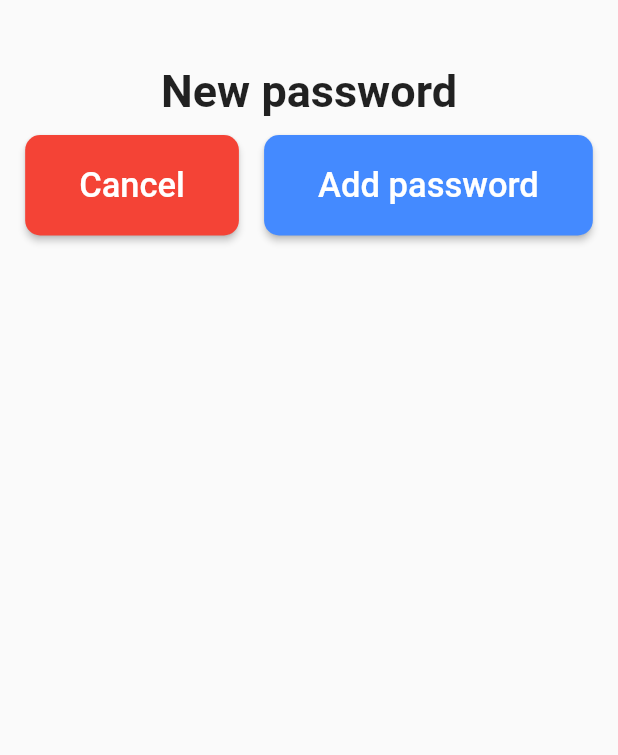
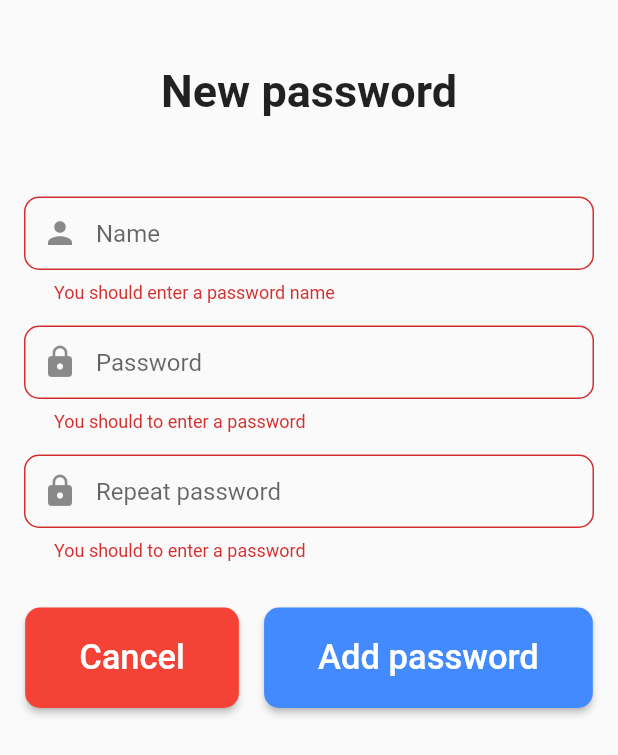
Before and after one commit to hugo-piedanna/Mnemosyne, a Flutter app: the addpass screen opened directly, after a tap on "Add password", on a phone screen of 412 x 824 dp. Shown: the top 755 px of the screen. Run offline on Flutter 3.47's test engine with Material 2 defaults, Android fonts, the light colour scheme and no system bars; our stand-ins replace rive; missing offline and left inert: rive_splash_screen, transition.

Commit message:
Updating design

```diff
--- a/lib/addPassword.dart
+++ b/lib/addPassword.dart
@@ -1,5 +1,6 @@
 import 'package:flutter/material.dart';
 import 'package:mnemosyne/main.dart';
+import 'package:rive/rive.dart';
 import 'package:transition/transition.dart';
 
 import 'index.dart';
@@ -12,6 +13,13 @@ class addpass extends StatefulWidget {
 }
 
 class _addpass extends State<addpass> {
+  final _formKey = GlobalKey<FormState>();
+
+  final TextEditingController passwordController = new TextEditingController();
+  final TextEditingController passwordRepeatController =
+      new TextEditingController();
+  final TextEditingController nameController = new TextEditingController();
+
   @override
   Widget build(BuildContext context) {
     return Scaffold(
@@ -23,6 +31,27 @@ class _addpass extends State<addpass> {
                 "New password",
                 style: TextStyle(
                     fontSize: 30, height: 3, fontWeight: FontWeight.bold),
+              ),
+              Form(
+                key: _formKey,
+                child: Padding(
+                  padding: const EdgeInsets.all(16.0),
+                  child: Column(
+                    mainAxisAlignment: MainAxisAlignment.center,
+                    crossAxisAlignment: CrossAxisAlignment.center,
+                    children: [
+                      const SizedBox(height: 25),
+                      namePassword(),
+                      const SizedBox(height: 15),
+                      passwordField(passwordRepeatController.text, "Password",
+                          passwordController),
+                      const SizedBox(height: 15),
+                      passwordField(passwordController.text, "Repeat password",
+                          passwordRepeatController),
+                      const SizedBox(height: 15)
+                    ],
+                  ),
+                ),
               ),
               Row(
                 mainAxisAlignment: MainAxisAlignment.spaceEvenly,
@@ -49,7 +78,12 @@ class _addpass extends State<addpass> {
                     color: Colors.blueAccent,
                     shape: RoundedRectangleBorder(
                         borderRadius: BorderRadius.circular(10)),
-                    onPressed: (() => {}),
+                    onPressed: (() => {
+                          if (_formKey.currentState!.validate())
+                            {print("It's match")}
+                          else
+                            {print("Not match")}
+                        }),
                     child: const Padding(
                       padding: EdgeInsets.all(20.0),
                       child: Text(
@@ -66,4 +100,59 @@ class _addpass extends State<addpass> {
       ),
     );
   }
+
+  Widget namePassword() {
+    return TextFormField(
+      autofocus: false,
+      controller: nameController,
+      keyboardType: TextInputType.name,
+      validator: (value) {
+        if (value!.isEmpty) {
+          return ("You should enter a password name");
+        }
+        return null;
+      },
+      onSaved: (value) {
+        nameController.text = value!;
+      },
+      textInputAction: TextInputAction.next,
+      decoration: InputDecoration(
+        prefixIcon: const Icon(Icons.person),
+        contentPadding: const EdgeInsets.fromLTRB(20, 15, 20, 15),
+        hintText: "Name",
+        border: OutlineInputBorder(
+          borderRadius: BorderRadius.circular(10),
+        ),
+      ),
+    );
+  }
+
+  Widget passwordField(
+      String val, String title, TextEditingController passwordController) {
+    return TextFormField(
+      autofocus: false,
+      controller: passwordController,
+      obscureText: true,
+      validator: (value) {
+        if (val != value) {
+          return ("Passwords don't match");
+        }
+        if (value!.isEmpty) {
+          return ("You should to enter a password");
+        }
+      },
+      onSaved: (value) {
+        passwordController.text = value!;
+      },
+      textInputAction: TextInputAction.done,
+      decoration: InputDecoration(
+        prefixIcon: const Icon(Icons.lock),
+        contentPadding: const EdgeInsets.fromLTRB(20, 15, 20, 15),
+        hintText: title,
+        border: OutlineInputBorder(
+          borderRadius: BorderRadius.circular(10),
+        ),
+      ),
+    );
+  }
 }
--- a/lib/main.dart
+++ b/lib/main.dart
@@ -19,9 +19,9 @@ class MyApp extends StatelessWidget {
       ),
       home: SplashScreen.navigate(
         backgroundColor: Colors.white,
-        name: 'splash-screen.riv',
+        name: 'animations/splash-screen.riv',
         next: (context) => const index(),
-        until: () => Future.delayed(const Duration(seconds: 6)),
+        until: () => Future.delayed(const Duration(seconds: 3)),
         loopAnimation: 'Animation 1',
       ),
     );
--- a/pubspec.yaml
+++ b/pubspec.yaml
@@ -26,4 +26,4 @@ flutter:
   uses-material-design: true
 
   assets:
-    - splash-screen.riv
+    - animations/
```
Also changed, not shown: 2 other files.
